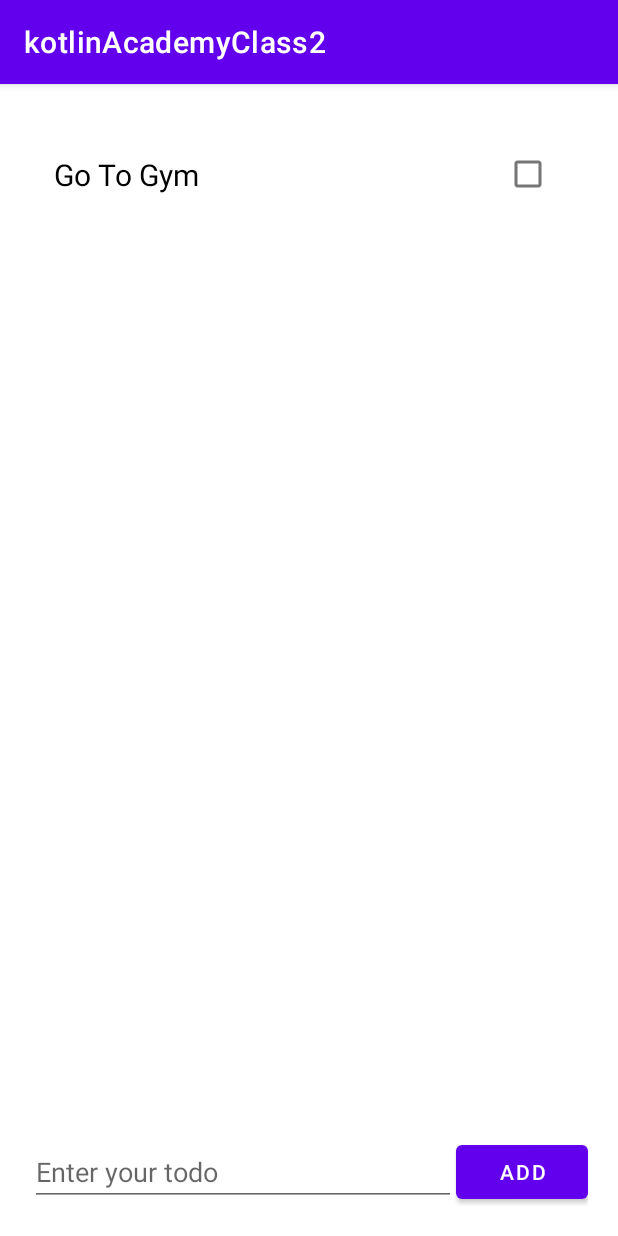
After one commit to madahetooo/kotlinAcademyClass2, an Android app: the TodolistActivity screen opened directly, with no data from a screen before it, on a phone screen of 412 x 824 dp. The commit adds this screen. Run offline under Robolectric (Android 15) with nearby library versions, the phone set to English and light mode, and no system bars.

Commit message:
adding a todo list applicaiton

```diff
--- a/app/src/main/AndroidManifest.xml
+++ b/app/src/main/AndroidManifest.xml
@@ -13,6 +13,9 @@
         android:supportsRtl="true"
         android:theme="@style/Theme.KotlinAcademyClass2"
         tools:targetApi="31">
+        <activity
+            android:name=".todolist.ui.TodolistActivity"
+            android:exported="false" />
         <activity
             android:name=".RestaurantActivity"
             android:exported="false" />
--- a/app/src/main/java/com/bamboogeeks/kotlinacademyclass2/HomeActivity.kt
+++ b/app/src/main/java/com/bamboogeeks/kotlinacademyclass2/HomeActivity.kt
@@ -4,6 +4,7 @@ import android.content.Intent
 import androidx.appcompat.app.AppCompatActivity
 import android.os.Bundle
 import com.bamboogeeks.kotlinacademyclass2.databinding.ActivityHomeBinding
+import com.bamboogeeks.kotlinacademyclass2.todolist.ui.TodolistActivity
 
 class HomeActivity : AppCompatActivity() {
     private lateinit var binding: ActivityHomeBinding
@@ -23,5 +24,9 @@ class HomeActivity : AppCompatActivity() {
             var intent = Intent(this,RestaurantActivity::class.java)
             startActivity(intent)
         }
+        binding.btnTodoListApp.setOnClickListener {
+            var intent = Intent(this,TodolistActivity::class.java)
+            startActivity(intent)
+        }
     }
 }
--- /dev/null
+++ b/app/src/main/java/com/bamboogeeks/kotlinacademyclass2/todolist/model/Todo.kt
@@ -0,0 +1,7 @@
+package com.bamboogeeks.kotlinacademyclass2.todolist.model
+
+data class Todo(
+    var title: String,
+    var isChecked: Boolean
+) {
+}
--- /dev/null
+++ b/app/src/main/java/com/bamboogeeks/kotlinacademyclass2/todolist/ui/TodolistActivity.kt
@@ -0,0 +1,34 @@
+package com.bamboogeeks.kotlinacademyclass2.todolist.ui
+
+import android.os.Bundle
+import androidx.appcompat.app.AppCompatActivity
+import androidx.recyclerview.widget.LinearLayoutManager
+import com.bamboogeeks.kotlinacademyclass2.databinding.ActivityTodolistBinding
+import com.bamboogeeks.kotlinacademyclass2.todolist.model.Todo
+import com.bamboogeeks.kotlinacademyclass2.todolist.utils.TodoAdapter
+
+class TodolistActivity : AppCompatActivity() {
+    private lateinit var binding: ActivityTodolistBinding
+    override fun onCreate(savedInstanceState: Bundle?) {
+        super.onCreate(savedInstanceState)
+        binding = ActivityTodolistBinding.inflate(layoutInflater)
+        setContentView(binding.root)
+        var todolist = mutableListOf(
+            Todo("Go To Gym", false),
+        )
+
+        val adapter = TodoAdapter(todolist)
+        binding.rvTodo.adapter = adapter
+        binding.rvTodo.layoutManager = LinearLayoutManager(this)
+        binding.btnAddTodo.setOnClickListener {
+            val newTodoTitle = binding.etTodo.text.toString()
+            if (newTodoTitle.isNotEmpty()){
+                val newTodo = Todo(newTodoTitle,false)
+                todolist.add(newTodo)
+                adapter.notifyDataSetChanged()
+                binding.etTodo.text.clear()
+            }
+
+        }
+    }
+}
--- /dev/null
+++ b/app/src/main/java/com/bamboogeeks/kotlinacademyclass2/todolist/utils/TodoAdapter.kt
@@ -0,0 +1,25 @@
+package com.bamboogeeks.kotlinacademyclass2.todolist.utils
+
+import android.view.LayoutInflater
+import android.view.ViewGroup
+import androidx.recyclerview.widget.RecyclerView
+import com.bamboogeeks.kotlinacademyclass2.databinding.ItemTodoBinding
+import com.bamboogeeks.kotlinacademyclass2.todolist.model.Todo
+
+class TodoAdapter(var todos :List<Todo>) : RecyclerView.Adapter<TodoAdapter.TodoViewHolder>() {
+
+    inner class TodoViewHolder(val binding: ItemTodoBinding) : RecyclerView.ViewHolder(binding.root)
+
+    override fun onCreateViewHolder(parent: ViewGroup, viewType: Int): TodoViewHolder {
+        return TodoViewHolder(ItemTodoBinding.inflate(LayoutInflater.from(parent.context),parent,false))
+    }
+
+    override fun onBindViewHolder(holder: TodoViewHolder, position: Int) {
+     holder.binding.tvTodoTitle.text = todos[position].title
+     holder.binding.cbDone.isChecked = todos[position].isChecked
+    }
+
+    override fun getItemCount(): Int {
+        return  todos.size
+    }
+}
--- /dev/null
+++ b/app/src/main/res/layout/activity_todolist.xml
@@ -0,0 +1,39 @@
+<?xml version="1.0" encoding="utf-8"?>
+<androidx.constraintlayout.widget.ConstraintLayout
+    xmlns:android="http://schemas.android.com/apk/res/android"
+    xmlns:app="http://schemas.android.com/apk/res-auto"
+    xmlns:tools="http://schemas.android.com/tools"
+    android:layout_width="match_parent"
+    android:layout_height="match_parent"
+    android:padding="20dp"
+    tools:context=".todolist.ui.TodolistActivity">
+
+    <androidx.recyclerview.widget.RecyclerView
+        android:id="@+id/rvTodo"
+        android:layout_width="match_parent"
+        android:layout_height="0dp"
+        app:layout_constraintBottom_toTopOf="@+id/etTodo"
+        app:layout_constraintEnd_toEndOf="parent"
+        app:layout_constraintStart_toStartOf="parent"
+        app:layout_constraintTop_toTopOf="parent" />
+
+    <EditText
+        android:id="@+id/etTodo"
+        android:layout_width="0dp"
+        android:layout_height="wrap_content"
+        android:hint="@string/enter_your_todo"
+        android:inputType="text"
+        app:layout_constraintBottom_toBottomOf="parent"
+        app:layout_constraintEnd_toStartOf="@+id/btnAddTodo"
+        app:layout_constraintStart_toStartOf="parent" />
+
+    <Button
+        android:id="@+id/btnAddTodo"
+        android:layout_width="wrap_content"
+        android:layout_height="wrap_content"
+        android:text="@string/add"
+        app:layout_constraintBottom_toBottomOf="parent"
+        app:layout_constraintEnd_toEndOf="parent"
+        android:layout_marginStart="10dp"
+        app:layout_constraintTop_toTopOf="@+id/etTodo" />
+</androidx.constraintlayout.widget.ConstraintLayout>
--- /dev/null
+++ b/app/src/main/res/layout/item_todo.xml
@@ -0,0 +1,30 @@
+<?xml version="1.0" encoding="utf-8"?>
+<androidx.constraintlayout.widget.ConstraintLayout
+    xmlns:android="http://schemas.android.com/apk/res/android"
+    xmlns:app="http://schemas.android.com/apk/res-auto"
+    xmlns:tools="http://schemas.android.com/tools"
+    android:layout_width="match_parent"
+    android:padding="16dp"
+    android:layout_height="wrap_content">
+
+    <TextView
+        android:id="@+id/tvTodoTitle"
+        android:layout_width="0dp"
+        android:layout_height="wrap_content"
+        android:text="@string/todotitle"
+        android:textColor="@color/black"
+        android:layout_marginEnd="10dp"
+        android:textSize="20sp"
+        app:layout_constraintBottom_toBottomOf="parent"
+        app:layout_constraintEnd_toStartOf="@+id/cbDone"
+        app:layout_constraintStart_toStartOf="parent"
+        app:layout_constraintTop_toTopOf="parent" />
+
+    <CheckBox
+        android:id="@+id/cbDone"
+        android:layout_width="wrap_content"
+        android:layout_height="wrap_content"
+        app:layout_constraintBottom_toBottomOf="parent"
+        app:layout_constraintEnd_toEndOf="parent"
+        app:layout_constraintTop_toTopOf="parent" />
+</androidx.constraintlayout.widget.ConstraintLayout>
--- a/app/src/main/res/values/strings.xml
+++ b/app/src/main/res/values/strings.xml
@@ -35,4 +35,7 @@
     <string name="salad">Salad</string>
     <string name="order">Order</string>
     <string name="total_order">Total Order</string>
+    <string name="enter_your_todo">Enter your todo</string>
+    <string name="add">Add</string>
+    <string name="todotitle">TodoTitle</string>
 </resources>
```
